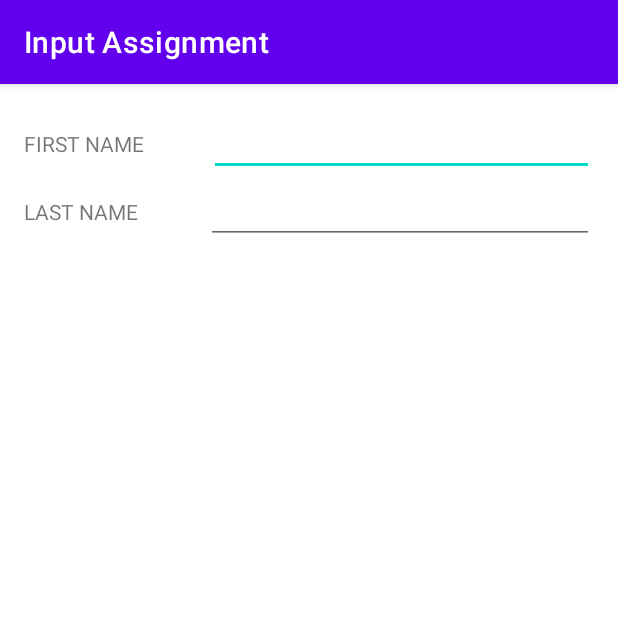
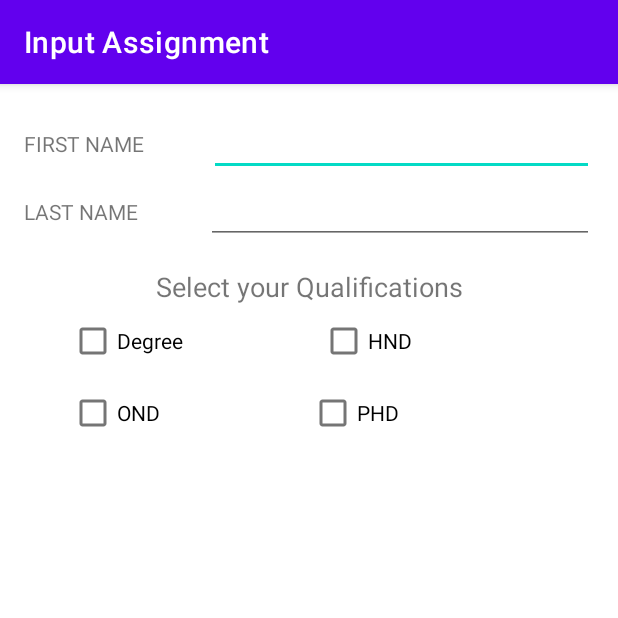
Before and after one commit to KramStyles/ddt1, an Android app: the input_assignment screen opened directly, with no data from a screen before it, on a phone screen of 412 x 824 dp, the top half of it. Run offline under Robolectric (Android 15) with nearby library versions, the phone set to English and light mode, and no system bars.

Commit message:
added checkbox

```diff
--- a/app/src/main/res/layout/activity_input_assignment.xml
+++ b/app/src/main/res/layout/activity_input_assignment.xml
@@ -37,6 +37,7 @@
     </LinearLayout>
 
     <LinearLayout
+        android:id="@+id/linearLayout5"
         android:layout_width="match_parent"
         android:layout_height="wrap_content"
         android:layout_marginStart="16dp"
@@ -63,4 +64,71 @@
             android:inputType="textPersonName" />
 
     </LinearLayout>
+
+    <LinearLayout
+        android:layout_width="match_parent"
+        android:layout_height="wrap_content"
+        android:layout_marginStart="16dp"
+        android:layout_marginTop="16dp"
+        android:layout_marginEnd="16dp"
+        android:gravity="center"
+        android:orientation="vertical"
+        app:layout_constraintEnd_toEndOf="parent"
+        app:layout_constraintStart_toStartOf="parent"
+        app:layout_constraintTop_toBottomOf="@+id/linearLayout5">
+
+        <TextView
+            android:id="@+id/textView22"
+            android:layout_width="match_parent"
+            android:layout_height="wrap_content"
+            android:text="Select your Qualifications"
+            android:textAlignment="center"
+            android:textSize="18sp" />
+
+        <LinearLayout
+            android:layout_width="match_parent"
+            android:layout_height="match_parent"
+            android:layout_marginLeft="30dp"
+            android:layout_marginRight="30dp"
+            android:orientation="horizontal">
+
+            <CheckBox
+                android:id="@+id/checkBox2"
+                android:layout_width="wrap_content"
+                android:layout_height="wrap_content"
+                android:layout_weight="1"
+                android:text="Degree" />
+
+            <CheckBox
+                android:id="@+id/checkBox"
+                android:layout_width="wrap_content"
+                android:layout_height="wrap_content"
+                android:layout_weight="1"
+                android:text="HND" />
+        </LinearLayout>
+
+        <LinearLayout
+            android:layout_width="match_parent"
+            android:layout_height="match_parent"
+            android:layout_marginLeft="30dp"
+            android:layout_marginRight="30dp"
+            android:orientation="horizontal">
+
+            <CheckBox
+                android:id="@+id/checkBox3"
+                android:layout_width="wrap_content"
+                android:layout_height="wrap_content"
+                android:layout_weight="1"
+                android:text="OND" />
+
+            <CheckBox
+                android:id="@+id/checkBox1"
+                android:layout_width="wrap_content"
+                android:layout_height="wrap_content"
+                android:layout_weight="1"
+                android:text="PHD" />
+        </LinearLayout>
+
+    </LinearLayout>
+
 </androidx.constraintlayout.widget.ConstraintLayout>
```
